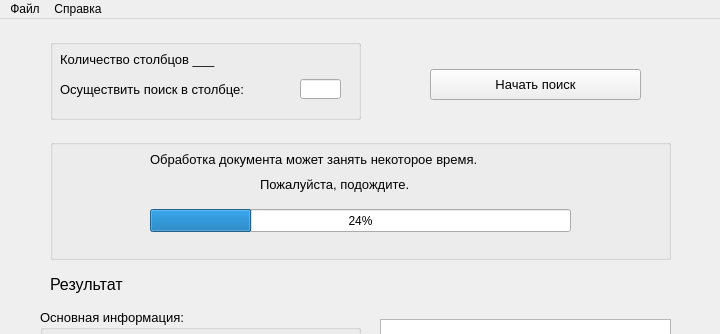
The window that ui_maket_1.ui (Fly-Hamster/SearchAnomaly) describes before a commit, drawn with Qt 5; both pictures show x 0 to 720 and y 0 to 334 of the 720 by 552 pixel window.
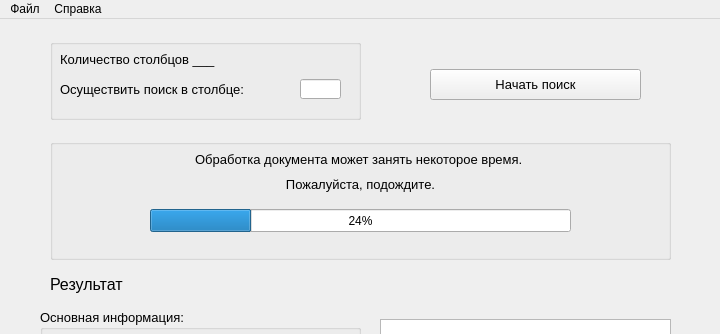
The same window after the commit.

Commit message: change object's names for actions

What changed in the file:
```diff
--- a/ui_maket_1.ui
+++ b/ui_maket_1.ui
@@ -218,20 +218,20 @@
       </rect>
      </property>
      <property name="text">
-      <string>&lt;html&gt;&lt;head/&gt;&lt;body&gt;&lt;p&gt;&lt;span style=&quot; font-size:10pt;&quot;&gt;Обработка документа может занять некоторое время. &lt;/span&gt;&lt;/p&gt;&lt;/body&gt;&lt;/html&gt;</string>
+      <string>&lt;html&gt;&lt;head/&gt;&lt;body&gt;&lt;p align=&quot;center&quot;&gt;&lt;span style=&quot; font-size:10pt;&quot;&gt;Обработка документа может занять некоторое время. &lt;/span&gt;&lt;/p&gt;&lt;/body&gt;&lt;/html&gt;</string>
      </property>
     </widget>
     <widget class="QLabel" name="label_info_2">
      <property name="geometry">
       <rect>
-       <x>210</x>
+       <x>100</x>
        <y>30</y>
-       <width>201</width>
+       <width>421</width>
        <height>31</height>
       </rect>
      </property>
      <property name="text">
-      <string>&lt;html&gt;&lt;head/&gt;&lt;body&gt;&lt;p&gt;&lt;span style=&quot; font-size:10pt;&quot;&gt;Пожалуйста, подождите.&lt;/span&gt;&lt;/p&gt;&lt;/body&gt;&lt;/html&gt;</string>
+      <string>&lt;html&gt;&lt;head/&gt;&lt;body&gt;&lt;p align=&quot;center&quot;&gt;&lt;span style=&quot; font-size:10pt;&quot;&gt;Пожалуйста, подождите.&lt;/span&gt;&lt;/p&gt;&lt;/body&gt;&lt;/html&gt;</string>
      </property>
     </widget>
     <widget class="QProgressBar" name="progressBar">
```
Left out of the diff: 20 changed lines with no effect on the pictures.
